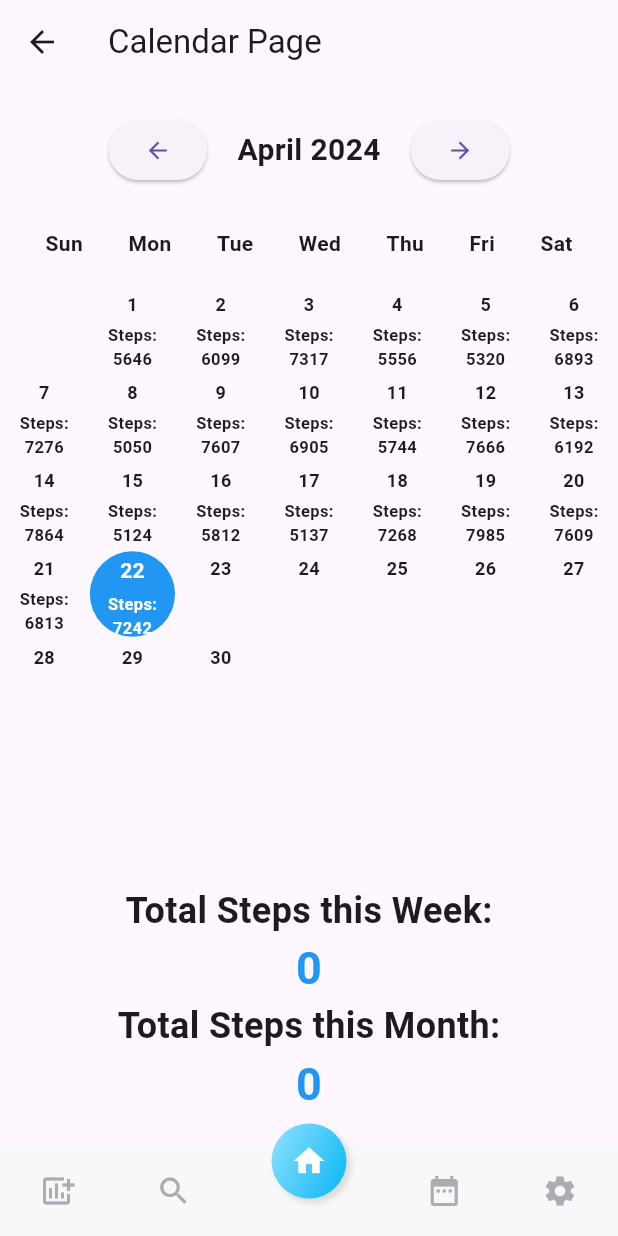
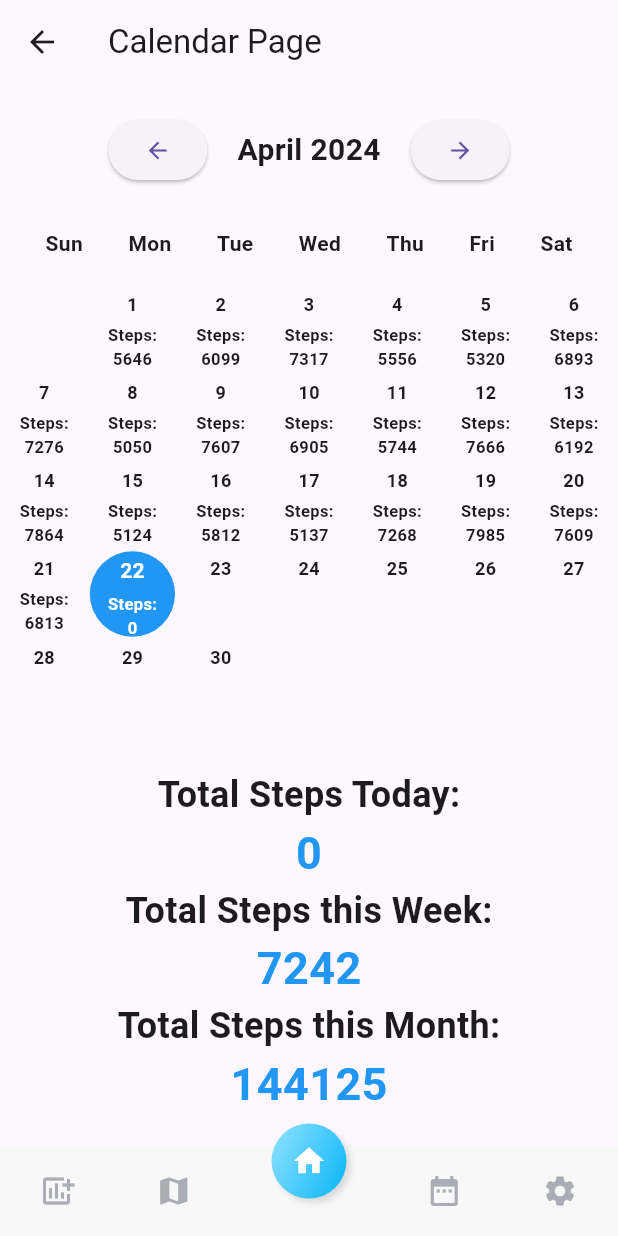
Before and after one commit to karan-2906/Run-Walk-Flutter, a Flutter app: the CalendarPage screen opened by its route, on a phone screen of 412 x 824 dp. Run offline on Flutter 3.47's test engine with Material 3 defaults, Android fonts, the phone set to English and light mode, and no system bars; our stand-ins replace sensors_plus.

Commit message:
maps trying

```diff
--- a/lib/main.dart
+++ b/lib/main.dart
@@ -3,6 +3,7 @@ import 'package:flutter/services.dart';
 import 'package:runwalktrackermine/pages/Calendar/calendar.dart';
 import 'package:runwalktrackermine/pages/details/detail.dart';
 import 'package:runwalktrackermine/pages/home/home.dart';
+import 'package:runwalktrackermine/pages/map/map.dart';
 import 'package:sensors_plus/sensors_plus.dart';
 import 'dart:async';
 
@@ -31,7 +32,8 @@ class MyApp extends StatelessWidget {
       routes: {
         '/': (context) => HomePage(),
         '/details': (context) => DetailsPage(),
-        '/calendar': (context) => CalendarPage()
+        '/calendar': (context) => CalendarPage(),
+        '/map': (context) => Mappage(),
       },
       initialRoute: '/',
     );
--- a/lib/pages/Calendar/calendar.dart
+++ b/lib/pages/Calendar/calendar.dart
@@ -85,8 +85,8 @@ class _CalendarPageState extends State<CalendarPage> {
     DateTime startOfWeek =
         currentDate.subtract(Duration(days: currentDate.weekday - 1));
 
-    // Iterate over the days of the current week till the current date
-    for (int i = 0; i <= currentDate.weekday; i++) {
+    // Iterate over the days of the current week till the day before the current date
+    for (int i = 0; i < currentDate.weekday; i++) {
       final random = Random(startOfWeek.day + i);
       int steps =
           random.nextInt(3001) + 5000; // Random number between 5000 and 8000
@@ -225,7 +225,7 @@ class _CalendarPageState extends State<CalendarPage> {
                                   ),
                                 ),
                                 Text(
-                                  '$steps',
+                                  isToday ? '$_stepCount' : '$steps',
                                   style: TextStyle(
                                     color: isToday ? Colors.white : null,
                                     fontSize: 11,
@@ -249,7 +249,7 @@ class _CalendarPageState extends State<CalendarPage> {
             child: Column(
               children: [
                 Text(
-                  'Total Steps this Week:',
+                  'Total Steps Today:',
                   style: TextStyle(fontSize: 24, fontWeight: FontWeight.bold),
                 ),
                 Text(
@@ -260,11 +260,22 @@ class _CalendarPageState extends State<CalendarPage> {
                       color: Colors.blue),
                 ),
                 Text(
+                  'Total Steps this Week:',
+                  style: TextStyle(fontSize: 24, fontWeight: FontWeight.bold),
+                ),
+                Text(
+                  '${_calculateTotalStepsForWeek()}',
+                  style: TextStyle(
+                      fontSize: 30,
+                      fontWeight: FontWeight.bold,
+                      color: Colors.blue),
+                ),
+                Text(
                   'Total Steps this Month:',
                   style: TextStyle(fontSize: 24, fontWeight: FontWeight.bold),
                 ),
                 Text(
-                  '$_stepCount',
+                  '${_calculateTotalStepsForMonth()}',
                   style: TextStyle(
                       fontSize: 30,
                       fontWeight: FontWeight.bold,
--- a/lib/widgets/bottom_navigation.dart
+++ b/lib/widgets/bottom_navigation.dart
@@ -15,7 +15,11 @@ class BottomNavigation extends StatelessWidget {
             mainAxisAlignment: MainAxisAlignment.spaceAround,
             children: [
               Icon(Icons.add_chart),
-              Icon(Icons.search),
+              GestureDetector(
+                  onTap: () {
+                    Navigator.of(context).pushNamed('/map');
+                  },
+                  child: Icon(Icons.map)),
               Transform.translate(
                 offset: Offset(0, -20),
                 child: GestureDetector(
```
Also changed, not shown: lib/pages/map/map.dart (added, +20 -0 lines), lib/pages/map/widgets/mapview.dart (added, +22 -0 lines), lib/pages/home/widgets/header.dart (line endings or trailing spaces).
